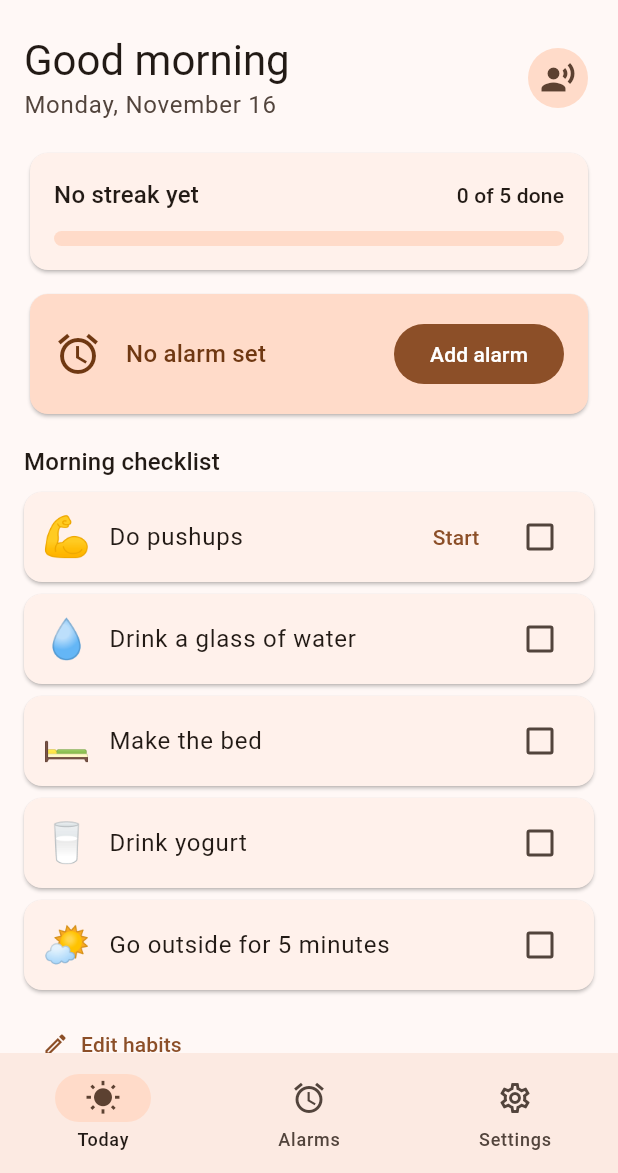
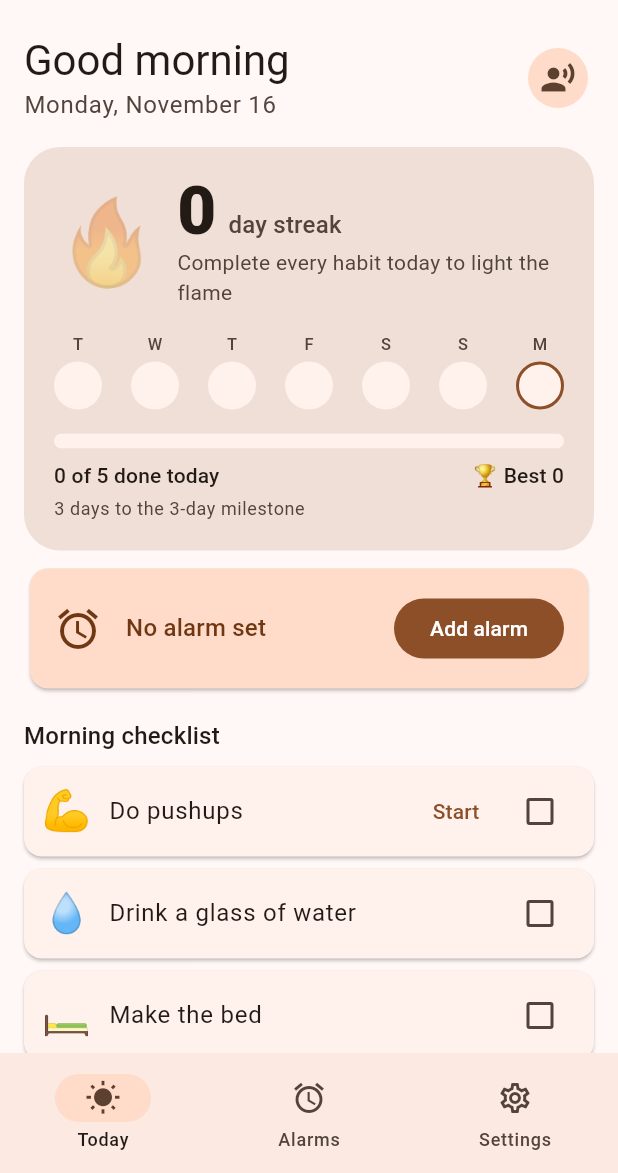
Before and after one commit to OctaVianu8/Morning-Routine-Android-App, a Flutter app: the screen it shows after launch, on a phone screen of 412 x 824 dp, the part 63-1236 px from its top. Run offline on Flutter 3.47's test engine with Material 3 defaults, Android fonts, the phone set to English and light mode, and no system bars; our stand-ins replace audioplayers, camera, flutter_local_notifications, flutter_timezone, flutter_tts, material_ui and 4 more; missing offline and left inert: alarm, google_mlkit_pose_detection; statements that could not run were skipped.

Commit message:
Add day-streak card with milestones and completion celebration
Co-Authored-By: Claude Fable 5.2 <noreply@anthropic.com>
Claude-Session: https://claude.ai/code/session_01JZtiiHhyu49cVJ5Bxw1rLw

```diff
--- a/lib/screens/today_screen.dart
+++ b/lib/screens/today_screen.dart
@@ -6,6 +6,7 @@ import '../models/alarm_config.dart';
 import '../models/habit.dart';
 import '../services/app_state.dart';
 import '../services/tts_service.dart';
+import '../widgets/streak_card.dart';
 import 'alarms_screen.dart';
 import 'habits_edit_screen.dart';
 import 'ring_screen.dart';
@@ -41,9 +42,6 @@ class TodayScreen extends StatelessWidget {
     final tt = Theme.of(context).textTheme;
     final now = DateTime.now();
     final habits = s.enabledHabits;
-    final done = s.doneCount();
-    final progress = habits.isEmpty ? 0.0 : done / habits.length;
-    final streak = s.streak;
 
     return ListView(
       padding: const EdgeInsets.fromLTRB(16, 8, 16, 24),
@@ -68,33 +66,7 @@ class TodayScreen extends StatelessWidget {
           ],
         ),
         const SizedBox(height: 16),
-        Card(
-          child: Padding(
-            padding: const EdgeInsets.all(16),
-            child: Column(
-              crossAxisAlignment: CrossAxisAlignment.start,
-              children: [
-                Row(
-                  children: [
-                    Expanded(
-                      child: Text(
-                        streak > 0 ? '🔥 $streak-day streak' : 'No streak yet',
-                        style: tt.titleMedium,
-                      ),
-                    ),
-                    const SizedBox(width: 8),
-                    Text('$done of ${habits.length} done', style: tt.titleSmall),
-                  ],
-                ),
-                const SizedBox(height: 12),
-                ClipRRect(
-                  borderRadius: BorderRadius.circular(8),
-                  child: LinearProgressIndicator(value: progress, minHeight: 10),
-                ),
-              ],
-            ),
-          ),
-        ),
+        const StreakCard(),
         const SizedBox(height: 8),
         _NextAlarmCard(alarms: s.alarms, now: now),
         const SizedBox(height: 16),
--- a/lib/services/app_state.dart
+++ b/lib/services/app_state.dart
@@ -21,12 +21,14 @@ class AppState extends ChangeNotifier {
   static const _kHabits = 'habits';
   static const _kSettings = 'settings';
   static const _kDone = 'completions';
+  static const _kBest = 'bestStreak';
 
   List<AlarmConfig> _alarms = [];
   List<Habit> _habits = [];
   AppSettings _settings = const AppSettings();
   // 'yyyy-MM-dd' -> ids of habits completed that day.
   Map<String, Set<String>> _done = {};
+  int _best = 0;
 
   VoidCallback? onAlarmsChanged;
   VoidCallback? onHabitsChanged;
@@ -43,6 +45,7 @@ class AppState extends ChangeNotifier {
   }
 
   void _read() {
+    _best = _prefs.getInt(_kBest) ?? 0;
     try {
       final a = _prefs.getString(_kAlarms);
       if (a != null) {
@@ -158,6 +161,11 @@ class AppState extends ChangeNotifier {
     if (done ? !set.add(habitId) : !set.remove(habitId)) return;
     _prefs.setString(
         _kDone, jsonEncode(_done.map((k, v) => MapEntry(k, v.toList()))));
+    final current = streak;
+    if (current > _best) {
+      _best = current;
+      _prefs.setInt(_kBest, _best);
+    }
     notifyListeners();
   }
 
@@ -183,6 +191,18 @@ class AppState extends ChangeNotifier {
     }
   }
 
+  /// Longest streak ever reached.
+  int get bestStreak => _best > streak ? _best : streak;
+
+  /// Whether each of the last [n] days (oldest first, today last) was perfect.
+  List<bool> lastDaysPerfect(int n) {
+    final now = DateTime.now();
+    return [
+      for (var i = n - 1; i >= 0; i--)
+        isPerfectDay(DateTime(now.year, now.month, now.day - i)),
+    ];
+  }
+
   // ---- settings ----
 
   void updateSettings(AppSettings s) {
--- /dev/null
+++ b/lib/widgets/streak_card.dart
@@ -0,0 +1,387 @@
+import 'dart:async';
+import 'dart:math' as math;
+
+import 'package:flutter/services.dart';
+import 'package:material_ui/material_ui.dart';
+import 'package:provider/provider.dart';
+
+import '../services/app_state.dart';
+import '../services/sound_service.dart';
+import '../services/tts_service.dart';
+
+const _milestones = [3, 7, 14, 21, 30, 50, 75, 100, 150, 200, 365, 500, 1000];
+const _fire = [Color(0xFFFFB03A), Color(0xFFFF6B2C), Color(0xFFE53935)];
+
+int _nextMilestone(int streak) =>
+    _milestones.firstWhere((m) => m > streak, orElse: () => streak + 100);
+int _prevMilestone(int streak) =>
+    _milestones.lastWhere((m) => m <= streak, orElse: () => 0);
+
+/// The streak hero on the Today tab: animated flame, count-up number, the last
+/// seven days, progress to the next milestone — and a confetti celebration the
+/// moment today's routine is completed.
+class StreakCard extends StatefulWidget {
+  const StreakCard({super.key});
+
+  @override
+  State<StreakCard> createState() => _StreakCardState();
+}
+
+class _StreakCardState extends State<StreakCard> with SingleTickerProviderStateMixin {
+  late final AnimationController _pulse =
+      AnimationController(vsync: this, duration: const Duration(milliseconds: 1400));
+  bool? _wasPerfect;
+  Timer? _pending;
+
+  @override
+  void dispose() {
+    _pending?.cancel();
+    _pulse.dispose();
+    super.dispose();
+  }
+
+  /// Fires the celebration on the false -> true transition of "today is
+  /// perfect". If another screen (e.g. the ringing alarm) is on top, wait for
+  /// it to close so its own `pop` can't dismiss our dialog.
+  void _track(AppState app) {
+    final perfect = app.isPerfectDay(DateTime.now());
+    final was = _wasPerfect;
+    _wasPerfect = perfect;
+    if (was != false || !perfect || _pending != null) return;
+    _pending = Timer.periodic(const Duration(milliseconds: 400), (t) {
+      if (!mounted) return t.cancel();
+      if (ModalRoute.of(context)?.isCurrent != true) return;
+      t.cancel();
+      _pending = null;
+      if (app.isPerfectDay(DateTime.now())) showStreakCelebration(context, app.streak);
+    });
+  }
+
+  @override
+  Widget build(BuildContext context) {
+    final app = context.watch<AppState>();
+    _track(app);
+
+    final cs = Theme.of(context).colorScheme;
+    final tt = Theme.of(context).textTheme;
+    final streak = app.streak;
+    final todayDone = app.isPerfectDay(DateTime.now());
+    final habits = app.enabledHabits.length;
+    final done = app.doneCount();
+    final alive = streak > 0;
+    final fg = alive ? Colors.white : cs.onSurface;
+    final fgDim = alive ? Colors.white70 : cs.onSurfaceVariant;
+
+    // The flame only breathes while there is a streak to protect.
+    if (alive && !_pulse.isAnimating) {
+      _pulse.repeat(reverse: true);
+    } else if (!alive && _pulse.isAnimating) {
+      _pulse.stop();
+    }
+
+    final next = _nextMilestone(streak);
+    final prev = _prevMilestone(streak);
+    final String message;
+    if (todayDone) {
+      message = 'Today is done. See you tomorrow!';
+    } else if (alive) {
+      message = 'Finish today to reach day ${streak + 1}';
+    } else {
+      message = 'Complete every habit today to light the flame';
+    }
+
+    return Container(
+      decoration: BoxDecoration(
+        borderRadius: BorderRadius.circular(24),
+        gradient: alive
+            ? const LinearGradient(
+                begin: Alignment.topLeft, end: Alignment.bottomRight, colors: _fire)
+            : null,
+        color: alive ? null : cs.surfaceContainerHighest,
+        boxShadow: alive
+            ? [
+                BoxShadow(
+                    color: _fire[1].withValues(alpha: 0.45),
+                    blurRadius: 24,
+                    offset: const Offset(0, 8))
+              ]
+            : null,
+      ),
+      padding: const EdgeInsets.all(20),
+      child: Column(crossAxisAlignment: CrossAxisAlignment.start, children: [
+        Row(children: [
+          ScaleTransition(
+            scale: Tween(begin: 1.0, end: 1.14)
+                .animate(CurvedAnimation(parent: _pulse, curve: Curves.easeInOut)),
+            child: Opacity(
+              opacity: alive ? 1 : 0.35,
+              child: const Text('🔥', style: TextStyle(fontSize: 56)),
+            ),
+          ),
+          const SizedBox(width: 12),
+          Expanded(
+            child: Column(crossAxisAlignment: CrossAxisAlignment.start, children: [
+              Row(crossAxisAlignment: CrossAxisAlignment.baseline, textBaseline: TextBaseline.alphabetic, children: [
+                TweenAnimationBuilder<double>(
+                  tween: Tween(end: streak.toDouble()),
+                  duration: const Duration(milliseconds: 900),
+                  curve: Curves.easeOutCubic,
+                  builder: (_, v, _) => Text('${v.round()}',
+                      style: tt.displayMedium
+                          ?.copyWith(color: fg, fontWeight: FontWeight.w800, height: 1)),
+                ),
+                const SizedBox(width: 8),
+                Flexible(
+                  child: Text('day streak',
+                      overflow: TextOverflow.ellipsis,
+                      style: tt.titleMedium?.copyWith(color: fgDim)),
+                ),
+              ]),
+              const SizedBox(height: 2),
+              Text(message, style: tt.bodyMedium?.copyWith(color: fgDim)),
+            ]),
+          ),
+        ]),
+        const SizedBox(height: 16),
+        _WeekRow(days: app.lastDaysPerfect(7), alive: alive),
+        const SizedBox(height: 16),
+        ClipRRect(
+          borderRadius: BorderRadius.circular(8),
+          child: TweenAnimationBuilder<double>(
+            tween: Tween(end: habits == 0 ? 0 : done / habits),
+            duration: const Duration(milliseconds: 500),
+            curve: Curves.easeOut,
+            builder: (_, v, _) => LinearProgressIndicator(
+              value: v,
+              minHeight: 10,
+              color: alive ? Colors.white : cs.primary,
+              backgroundColor: alive ? Colors.white24 : cs.surfaceContainerLow,
+            ),
+          ),
+        ),
+        const SizedBox(height: 8),
+        Row(children: [
+          Expanded(
+            child: Text('$done of $habits done today',
+                style: tt.labelLarge?.copyWith(color: fg)),
+          ),
+          Text('🏆 Best ${app.bestStreak}', style: tt.labelLarge?.copyWith(color: fg)),
+        ]),
+        const SizedBox(height: 4),
+        Text(
+          '${next - streak} ${next - streak == 1 ? 'day' : 'days'} to the $next-day milestone'
+          '${prev > 0 ? '  ·  $prev-day badge earned' : ''}',
+          style: tt.bodySmall?.copyWith(color: fgDim),
+        ),
+      ]),
+    );
+  }
+}
+
+class _WeekRow extends StatelessWidget {
+  const _WeekRow({required this.days, required this.alive});
+  final List<bool> days;
+  final bool alive;
+
+  @override
+  Widget build(BuildContext context) {
+    final cs = Theme.of(context).colorScheme;
+    final tt = Theme.of(context).textTheme;
+    final now = DateTime.now();
+    const letters = ['M', 'T', 'W', 'T', 'F', 'S', 'S'];
+    final on = alive ? Colors.white : cs.primary;
+    final onIcon = alive ? _fire[2] : cs.onPrimary;
+    final off = alive ? Colors.white24 : cs.surfaceContainerLow;
+    final text = alive ? Colors.white70 : cs.onSurfaceVariant;
+    return Row(
+      mainAxisAlignment: MainAxisAlignment.spaceBetween,
+      children: [
+        for (var i = 0; i < days.length; i++)
+          Column(children: [
+            Text(
+              letters[DateTime(now.year, now.month, now.day - (days.length - 1 - i)).weekday - 1],
+              style: tt.labelSmall?.copyWith(color: text),
+            ),
+            const SizedBox(height: 4),
+            AnimatedContainer(
+              duration: const Duration(milliseconds: 350),
+              curve: Curves.easeOutBack,
+              width: 32,
+              height: 32,
+              decoration: BoxDecoration(
+                shape: BoxShape.circle,
+                color: days[i] ? on : off,
+                border: i == days.length - 1 && !days[i]
+                    ? Border.all(color: on, width: 2)
+                    : null,
+              ),
+              child: days[i] ? Icon(Icons.check_rounded, size: 20, color: onIcon) : null,
+            ),
+          ]),
+      ],
+    );
+  }
+}
+
+/// Full-screen "you kept the streak" moment: confetti, a bouncing flame,
+/// haptics, the success jingle and a spoken line.
+Future<void> showStreakCelebration(BuildContext context, int streak) {
+  HapticFeedback.heavyImpact();
+  SoundService.instance.success();
+  final milestone = _milestones.contains(streak);
+  TtsService.instance.speak(milestone
+      ? '$streak day streak! Milestone unlocked!'
+      : streak == 1
+          ? 'Routine complete. Your streak has started!'
+          : 'Routine complete. $streak day streak!');
+  return showGeneralDialog<void>(
+    context: context,
+    barrierDismissible: true,
+    barrierLabel: 'Close',
+    barrierColor: Colors.black87,
+    transitionDuration: const Duration(milliseconds: 250),
+    pageBuilder: (_, _, _) => _Celebration(streak: streak, milestone: milestone),
+  );
+}
+
+class _Celebration extends StatefulWidget {
+  const _Celebration({required this.streak, required this.milestone});
+  final int streak;
+  final bool milestone;
+
+  @override
+  State<_Celebration> createState() => _CelebrationState();
+}
+
+class _CelebrationState extends State<_Celebration> with SingleTickerProviderStateMixin {
+  late final AnimationController _c =
+      AnimationController(vsync: this, duration: const Duration(milliseconds: 3200))
+        ..forward();
+
+  @override
+  void dispose() {
+    _c.dispose();
+    super.dispose();
+  }
+
+  @override
+  Widget build(BuildContext context) {
+    final tt = Theme.of(context).textTheme;
+    final pop = CurvedAnimation(
+        parent: _c, curve: const Interval(0, 0.35, curve: Curves.elasticOut));
+    final next = _nextMilestone(widget.streak);
+    return Stack(fit: StackFit.expand, children: [
+      IgnorePointer(
+        child: CustomPaint(painter: _ConfettiPainter(_c, widget.milestone ? 160 : 90)),
+      ),
+      Center(
+        child: SingleChildScrollView(
+          padding: const EdgeInsets.all(32),
+          child: Material(
+            type: MaterialType.transparency,
+            child: Column(mainAxisSize: MainAxisSize.min, children: [
+              ScaleTransition(
+                scale: pop,
+                child: Container(
+                  width: 190,
+                  height: 190,
+                  alignment: Alignment.center,
+                  decoration: BoxDecoration(
+                    shape: BoxShape.circle,
+                    gradient: const RadialGradient(colors: _fire),
+                    boxShadow: [
+                      BoxShadow(color: _fire[1].withValues(alpha: 0.7), blurRadius: 60, spreadRadius: 8)
+                    ],
+                  ),
+                  child: Column(mainAxisSize: MainAxisSize.min, children: [
+                    const Text('🔥', style: TextStyle(fontSize: 54, height: 1.1)),
+                    Text('${widget.streak}',
+                        style: tt.displayMedium?.copyWith(
+                            color: Colors.white, fontWeight: FontWeight.w900, height: 1)),
+                  ]),
+                ),
+              ),
+              const SizedBox(height: 28),
+              Text(
+                widget.milestone
+                    ? '${widget.streak}-day milestone!'
+                    : widget.streak == 1
+                        ? 'Streak started!'
+                        : '${widget.streak}-day streak!',
+                textAlign: TextAlign.center,
+                style: tt.headlineMedium
+                    ?.copyWith(color: Colors.white, fontWeight: FontWeight.bold),
+              ),
+              const SizedBox(height: 8),
+              Text(
+                'Morning routine complete. '
+                '${next - widget.streak} more ${next - widget.streak == 1 ? 'day' : 'days'} '
+                'to the $next-day milestone.',
+                textAlign: TextAlign.center,
+                style: tt.bodyLarge?.copyWith(color: Colors.white70),
+              ),
+              const SizedBox(height: 28),
+              FilledButton(
+                style: FilledButton.styleFrom(
+                    backgroundColor: Colors.white, foregroundColor: _fire[2]),
+                onPressed: () => Navigator.of(context).pop(),
+                child: const Padding(
+                  padding: EdgeInsets.symmetric(horizontal: 16, vertical: 4),
+                  child: Text('Keep it going'),
+                ),
+              ),
+            ]),
+          ),
+        ),
+      ),
+    ]);
+  }
+}
+
+class _ConfettiPainter extends CustomPainter {
+  _ConfettiPainter(this.t, this.count) : super(repaint: t);
+  final Animation<double> t;
+  final int count;
+
+  static const _colors = [
+    Color(0xFFFFD54F), Color(0xFFFF8A3D), Color(0xFFE53935),
+    Color(0xFF4FC3F7), Color(0xFF81C784), Color(0xFFBA68C8), Colors.white,
+  ];
+
+  @override
+  void paint(Canvas canvas, Size size) {
+    // Deterministic per-particle parameters: same seed every frame.
+    final rnd = math.Random(7);
+    final paint = Paint();
+    for (var i = 0; i < count; i++) {
+      final x0 = rnd.nextDouble();
+      final delay = rnd.nextDouble() * 0.35;
+      final speed = 0.7 + rnd.nextDouble() * 0.7;
+      final sway = 12 + rnd.nextDouble() * 28;
+      final phase = rnd.nextDouble() * math.pi * 2;
+      final w = 6 + rnd.nextDouble() * 6;
+      final spin = 4 + rnd.nextDouble() * 10;
+      final color = _colors[rnd.nextInt(_colors.length)];
+      final p = ((t.value - delay) / (1 - delay)).clamp(0.0, 1.0);
+      if (p <= 0) continue;
+      final y = -20 + p * speed * (size.height + 60);
+      final x = x0 * size.width + math.sin(phase + p * 9) * sway;
+      paint.color = color.withValues(alpha: p > 0.85 ? (1 - p) / 0.15 : 1);
+      canvas
+        ..save()
+        ..translate(x, y)
+        ..rotate(phase + p * spin)
+        // Squash one axis over time so pieces look like they tumble.
+        ..scale(1, math.cos(phase + p * spin * 1.7).abs().clamp(0.2, 1.0));
+      canvas.drawRRect(
+          RRect.fromRectAndRadius(
+              Rect.fromCenter(center: Offset.zero, width: w, height: w * 1.6),
+              const Radius.circular(1.5)),
+          paint);
+      canvas.restore();
+    }
+  }
+
+  @override
+  bool shouldRepaint(_ConfettiPainter old) => false;
+}
```
Also changed, not shown: 2 other files.
